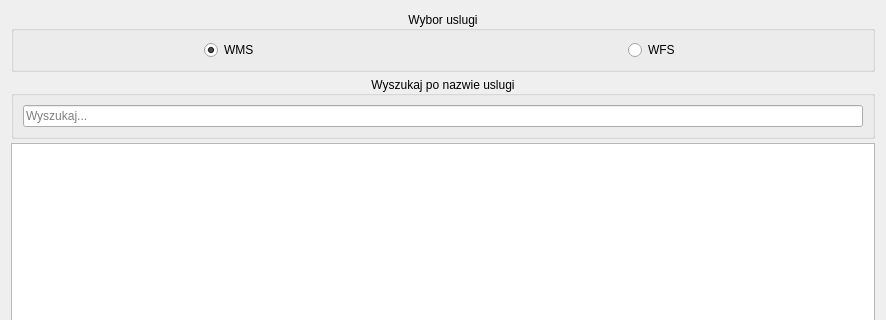
Before: the Qt Designer form integrator_uslug_danych_przestrzennych_dialog_base.ui in envirosolutionspl/integrator_uslug_danych_przestrzennych, drawn with Qt 5; both pictures show x 0 to 886 and y 0 to 320 of the 886 by 630 pixel window.
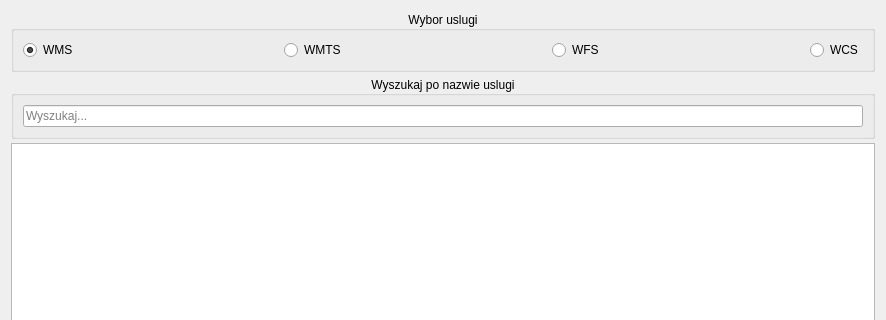
After: the same form once the commit is applied. Icons and pictures are not drawn.

```diff
--- a/integrator_uslug_danych_przestrzennych_dialog_base.ui
+++ b/integrator_uslug_danych_przestrzennych_dialog_base.ui
@@ -32,6 +32,18 @@
    </property>
    <item row="0" column="0">
     <widget class="QGroupBox" name="services_groupbox">
+     <property name="sizePolicy">
+      <sizepolicy hsizetype="Preferred" vsizetype="Preferred">
+       <horstretch>0</horstretch>
+       <verstretch>0</verstretch>
+      </sizepolicy>
+     </property>
+     <property name="layoutDirection">
+      <enum>Qt::LeftToRight</enum>
+     </property>
+     <property name="autoFillBackground">
+      <bool>false</bool>
+     </property>
      <property name="title">
       <string>Wybor uslugi</string>
      </property>
@@ -41,7 +53,40 @@
      <layout class="QVBoxLayout" name="verticalLayout_3">
       <item>
        <layout class="QGridLayout" name="gridLayout_8">
-        <item row="0" column="0" alignment="Qt::AlignHCenter">
+        <item row="1" column="6">
+         <widget class="QRadioButton" name="wcs_rdbtn">
+          <property name="enabled">
+           <bool>true</bool>
+          </property>
+          <property name="layoutDirection">
+           <enum>Qt::LeftToRight</enum>
+          </property>
+          <property name="text">
+           <string>WCS</string>
+          </property>
+         </widget>
+        </item>
+        <item row="1" column="1">
+         <spacer name="horizontalSpacer_4">
+          <property name="orientation">
+           <enum>Qt::Horizontal</enum>
+          </property>
+          <property name="sizeHint" stdset="0">
+           <size>
+            <width>40</width>
+            <height>20</height>
+           </size>
+          </property>
+         </spacer>
+        </item>
+        <item row="1" column="2">
+         <widget class="QRadioButton" name="wmts_rdbtn">
+          <property name="text">
+           <string>WMTS</string>
+          </property>
+         </widget>
+        </item>
+        <item row="1" column="0">
          <widget class="QRadioButton" name="wms_rdbtn">
           <property name="text">
            <string>WMS</string>
@@ -51,13 +96,39 @@
           </property>
          </widget>
         </item>
-        <item row="0" column="1" alignment="Qt::AlignHCenter">
+        <item row="1" column="3">
+         <spacer name="horizontalSpacer_5">
+          <property name="orientation">
+           <enum>Qt::Horizontal</enum>
+          </property>
+          <property name="sizeHint" stdset="0">
+           <size>
+            <width>40</width>
+            <height>20</height>
+           </size>
+          </property>
+         </spacer>
+        </item>
+        <item row="1" column="4">
          <widget class="QRadioButton" name="wfs_rdbtn">
           <property name="text">
            <string>WFS</string>
           </property>
          </widget>
         </item>
+        <item row="1" column="5">
+         <spacer name="horizontalSpacer_6">
+          <property name="orientation">
+           <enum>Qt::Horizontal</enum>
+          </property>
+          <property name="sizeHint" stdset="0">
+           <size>
+            <width>40</width>
+            <height>20</height>
+           </size>
+          </property>
+         </spacer>
+        </item>
        </layout>
       </item>
      </layout>
```
Left out of the diff: 142 changed lines with no effect on the pictures.
